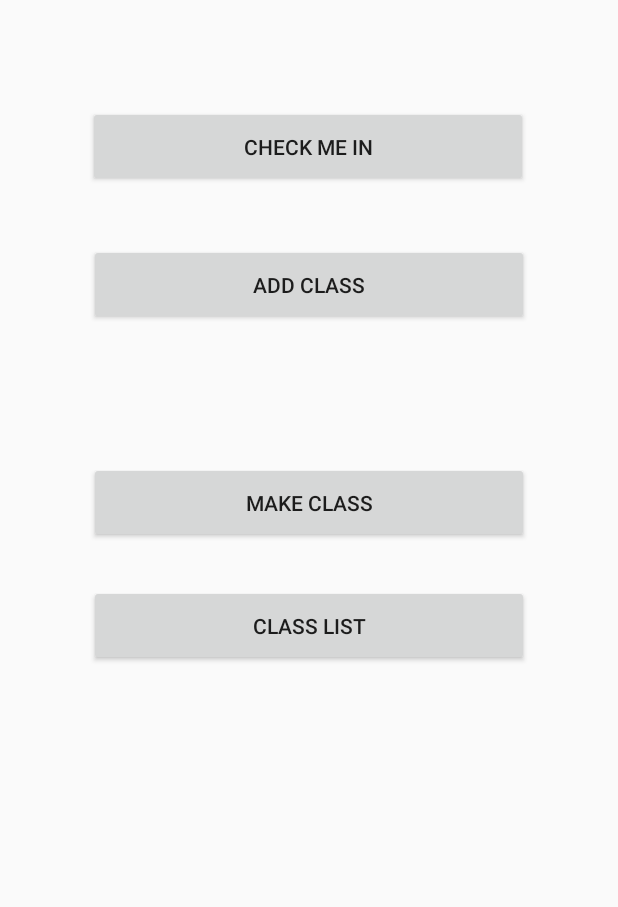
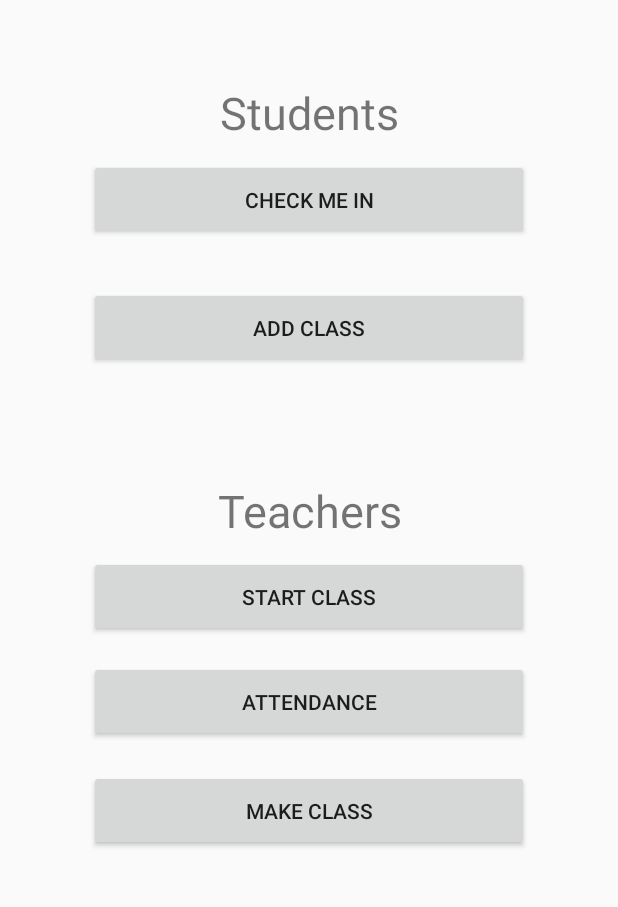
Before and after one commit to John9670/Attend-In, an Android app: the MainActivity screen opened directly, with no data from a screen before it, on a phone screen of 412 x 824 dp, the part 239-1146 px from its top. Run offline under Robolectric (Android 15) with nearby library versions, the phone set to English and light mode, and no system bars; our stand-ins replace Firebase (no records; nobody signed in at launch, a user with empty details on screens opened directly).

Commit message:
Version 1.4

```diff
--- a/Attend-In App (Prototpe)/app/src/main/java/com/example/firestoretest/AddClass.java
+++ b/Attend-In App (Prototpe)/app/src/main/java/com/example/firestoretest/AddClassActivity.java
@@ -15,7 +15,7 @@ import java.text.SimpleDateFormat;
 import java.util.ArrayList;
 import java.util.Calendar;
 
-public class AddClass extends AppCompatActivity {
+public class AddClassActivity extends AppCompatActivity {
     private String id;
     private EditText crn;
     private GoogleFireStore g;
--- a/Attend-In App (Prototpe)/app/src/main/java/com/example/firestoretest/CheckedIn.java
+++ b/Attend-In App (Prototpe)/app/src/main/java/com/example/firestoretest/CheckedInActivity.java
@@ -6,7 +6,7 @@ import android.content.Intent;
 import android.os.Bundle;
 import android.view.View;
 
-public class CheckedIn extends AppCompatActivity {
+public class CheckedInActivity extends AppCompatActivity {
     private String id;
 
     @Override
--- a/Attend-In App (Prototpe)/app/src/main/java/com/example/firestoretest/IpStack.java
+++ b/Attend-In App (Prototpe)/app/src/main/java/com/example/firestoretest/IpStack.java
@@ -1,4 +1,5 @@
 package com.example.firestoretest;
 
 public class IpStack {
+    //TODO
 }
--- a/Attend-In App (Prototpe)/app/src/main/java/com/example/firestoretest/LoginActivity.java
+++ b/Attend-In App (Prototpe)/app/src/main/java/com/example/firestoretest/LoginActivity.java
@@ -20,8 +20,6 @@ public class LoginActivity extends AppCompatActivity {
     private GoogleFireStore g;
     private EditText editTextName;
     private EditText editTextId;
-    private Button buttonLogin;
-    private Button buttonSignup;
 
 
     @Override
@@ -32,15 +30,13 @@ public class LoginActivity extends AppCompatActivity {
         //From the login activity I've grabbed the two edit text and labeled to the respective global variables
         editTextName = findViewById(R.id.usernameText);
         editTextId = findViewById(R.id.idText);
-        buttonLogin = findViewById(R.id.loginButton);
-        buttonLogin = findViewById(R.id.signupButton);
         g = new GoogleFireStore();
 
     }
 
     public void loginButton(View view) {
         //TODO check if valid signin else ask them for the info again ...
-        String name = editTextName.getText().toString();
+        final String name = editTextName.getText().toString();
         final String id = editTextId.getText().toString();
 
         if(name.equals("") || id.equals("")){
--- a/Attend-In App (Prototpe)/app/src/main/res/layout/activity_add_class.xml
+++ b/Attend-In App (Prototpe)/app/src/main/res/layout/activity_add_class.xml
@@ -4,7 +4,7 @@
     xmlns:tools="http://schemas.android.com/tools"
     android:layout_width="match_parent"
     android:layout_height="match_parent"
-    tools:context=".AddClass">
+    tools:context=".AddClassActivity">
 
 
     <Button
--- a/Attend-In App (Prototpe)/app/src/main/res/layout/activity_class_list.xml
+++ b/Attend-In App (Prototpe)/app/src/main/res/layout/activity_class_list.xml
@@ -9,6 +9,7 @@
         android:id="@+id/ListView"
         android:layout_width="fill_parent"
         android:layout_height="wrap_content"
-        android:gravity="center"
-        />
+        android:gravity="center">
+
+    </ListView>
 </LinearLayout>
--- a/Attend-In App (Prototpe)/app/src/main/res/layout/activity_main.xml
+++ b/Attend-In App (Prototpe)/app/src/main/res/layout/activity_main.xml
@@ -6,40 +6,91 @@
     android:layout_height="match_parent"
     >
 
-    <Button
-        android:id="@+id/mkClassButton2"
+    <TextView
+        android:id="@+id/textView3"
         android:layout_width="293dp"
         android:layout_height="54dp"
-        android:text="Class List"
+        android:gravity="center"
+        android:text="Students"
+        android:textSize="30dp"
         app:layout_constraintBottom_toBottomOf="parent"
         app:layout_constraintEnd_toEndOf="parent"
         app:layout_constraintStart_toStartOf="parent"
         app:layout_constraintTop_toTopOf="parent"
-        app:layout_constraintVertical_bias="0.691" />
+        app:layout_constraintVertical_bias="0.212" />
+
+    <TextView
+        android:id="@+id/textView4"
+        android:layout_width="293dp"
+        android:layout_height="54dp"
+        android:gravity="center"
+        android:text="Teachers"
+        android:textSize="30dp"
+        app:layout_constraintBottom_toBottomOf="parent"
+        app:layout_constraintEnd_toEndOf="parent"
+        app:layout_constraintStart_toStartOf="parent"
+        app:layout_constraintTop_toTopOf="parent"
+        app:layout_constraintVertical_bias="0.584" />
+
+    <Button
+        android:id="@+id/attendanceButton"
+        android:layout_width="293dp"
+        android:layout_height="54dp"
+        android:onClick="attendanceButton"
+        android:text="Attendance"
+        app:layout_constraintBottom_toBottomOf="parent"
+        app:layout_constraintEnd_toEndOf="parent"
+        app:layout_constraintStart_toStartOf="parent"
+        app:layout_constraintTop_toTopOf="parent"
+        app:layout_constraintVertical_bias="0.762" />
 
     <Button
         android:id="@+id/mkClassButton"
         android:layout_width="293dp"
         android:layout_height="54dp"
+        android:onClick="mkClassButton"
         android:text="MAKE CLASS"
-        android:onClick="mkClassButton"
         app:layout_constraintBottom_toBottomOf="parent"
         app:layout_constraintEnd_toEndOf="parent"
         app:layout_constraintStart_toStartOf="parent"
         app:layout_constraintTop_toTopOf="parent"
-        app:layout_constraintVertical_bias="0.576" />
+        app:layout_constraintVertical_bias="0.864" />
+
+    <Button
+        android:id="@+id/startClassButton"
+        android:layout_width="293dp"
+        android:layout_height="54dp"
+        android:onClick="startClassButton"
+        android:text="Start Class"
+        app:layout_constraintBottom_toBottomOf="parent"
+        app:layout_constraintEnd_toEndOf="parent"
+        app:layout_constraintStart_toStartOf="parent"
+        app:layout_constraintTop_toTopOf="parent"
+        app:layout_constraintVertical_bias="0.664" />
+
+    <Button
+        android:id="@+id/checkInButton"
+        android:layout_width="293dp"
+        android:layout_height="54dp"
+        android:onClick="checkInButton"
+        android:text="Check Me IN"
+        app:layout_constraintBottom_toBottomOf="parent"
+        app:layout_constraintEnd_toEndOf="parent"
+        app:layout_constraintStart_toStartOf="parent"
+        app:layout_constraintTop_toTopOf="parent"
+        app:layout_constraintVertical_bias="0.293" />
 
     <Button
         android:id="@+id/addClassButton"
         android:layout_width="293dp"
         android:layout_height="54dp"
+        android:onClick="addClassButton"
         android:text="Add Class"
-        android:onClick="addClassButton"
         app:layout_constraintBottom_toBottomOf="parent"
         app:layout_constraintEnd_toEndOf="parent"
         app:layout_constraintStart_toStartOf="parent"
         app:layout_constraintTop_toTopOf="parent"
-        app:layout_constraintVertical_bias="0.373" />
+        app:layout_constraintVertical_bias="0.413" />
 
     <TextView
         android:id="@+id/textView"
@@ -55,17 +106,4 @@
         app:layout_constraintTop_toTopOf="parent"
         app:layout_constraintVertical_bias="0.069" />
 
-    <Button
-        android:id="@+id/checkInButton"
-        android:layout_width="293dp"
-        android:layout_height="54dp"
-        android:text="Check Me IN"
-        android:onClick="checkInButton"
-        app:layout_constraintBottom_toBottomOf="parent"
-        app:layout_constraintEnd_toEndOf="parent"
-        app:layout_constraintHorizontal_bias="0.497"
-        app:layout_constraintStart_toStartOf="parent"
-        app:layout_constraintTop_toTopOf="parent"
-        app:layout_constraintVertical_bias="0.244" />
-
 </androidx.constraintlayout.widget.ConstraintLayout>
```
Also changed, not shown: Attend-In App (Prototpe)/app/src/main/AndroidManifest.xml (+5 -6 lines), Attend-In App (Prototpe)/app/src/main/java/com/example/firestoretest/ClassList.java (deleted, +0 -52 lines), Attend-In App (Prototpe)/app/src/main/java/com/example/firestoretest/ClassListActivity.java (added, +130 -0 lines), Attend-In App (Prototpe)/app/src/main/java/com/example/firestoretest/GoogleFireStore.java (+96 -3 lines), Attend-In App (Prototpe)/app/src/main/java/com/example/firestoretest/MainActivity.java (+19 -7 lines), Attend-In App (Prototpe)/app/src/main/java/com/example/firestoretest/MakeClassActivity.java (renamed from Attend-In App (Prototpe)/app/src/main/java/com/example/firestoretest/MakeClass.java, +4 -4 lines), Attend-In App (Prototpe)/app/src/main/java/com/example/firestoretest/Maps.java (+8 -4 lines), Attend-In App (Prototpe)/app/src/main/java/com/example/firestoretest/MapsActivity.java (+60 -10 lines), Attend-In App (Prototpe)/app/src/main/res/layout/activity_make_class.xml (+8 -8 lines).
